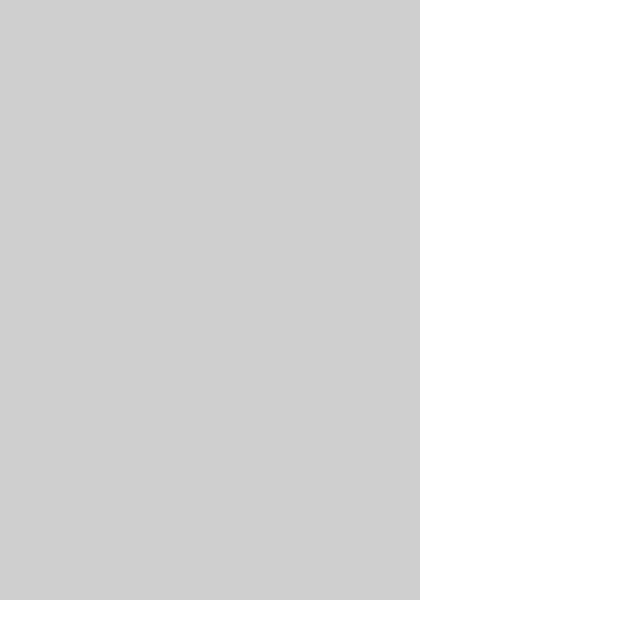
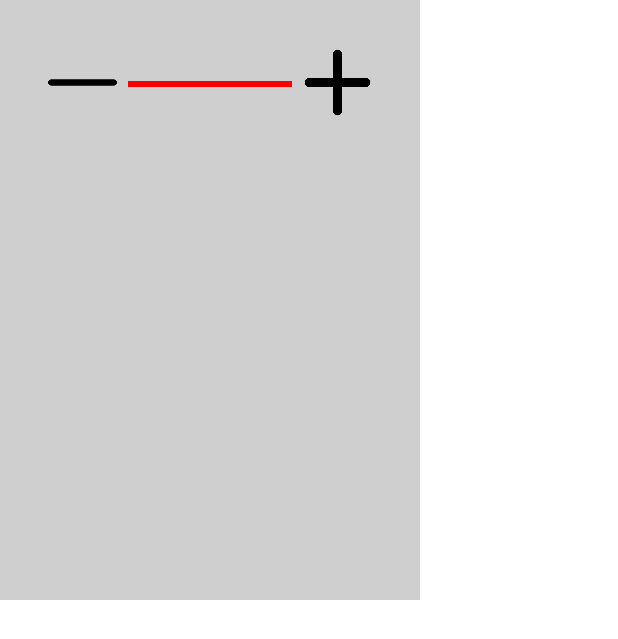
Before and after one commit to lchuang8211/nickWedding, an Android app: the layout layout_popupwindow.xml on its own in the app's theme, with its tools: preview values and no code run, on a phone screen of 412 x 824 dp. Shown: the top 639 px of the screen. Run offline under Robolectric (Android 15) with nearby library versions, the phone set to English and light mode, and no system bars.

Commit message:
新增 背景音樂

```diff
--- a/app/src/main/res/layout/layout_popupwindow.xml
+++ b/app/src/main/res/layout/layout_popupwindow.xml
@@ -7,13 +7,47 @@
         android:layout_height="wrap_content">
 
         <View
-            android:background="#30000000"
             android:layout_width="280dp"
             android:layout_height="400dp"
+            android:background="#30000000"
+            app:layout_constraintBottom_toBottomOf="parent"
+            app:layout_constraintEnd_toEndOf="parent"
             app:layout_constraintStart_toStartOf="parent"
+            app:layout_constraintTop_toTopOf="parent" />
+
+        <ImageView
+            android:id="@+id/smallV"
+            android:layout_width="50dp"
+            android:layout_height="50dp"
+            android:layout_marginStart="30dp"
+            android:layout_marginTop="30dp"
+            android:src="@drawable/decrease"
+            app:layout_constraintStart_toStartOf="parent"
+            app:layout_constraintTop_toTopOf="parent" />
+
+        <ProgressBar
+            style="?android:attr/progressBarStyleHorizontal"
+            android:progress="100"
+            android:id="@+id/progressBar"
+            android:layout_width="0dp"
+            android:layout_height="5dp"
+            android:layout_marginTop="53dp"
+            android:layout_marginStart="85dp"
+            android:layout_marginEnd="85dp"
+            android:progressTint="@color/red"
+            app:layout_constraintTop_toTopOf="parent"
+            app:layout_constraintStart_toStartOf="parent"
+            app:layout_constraintEnd_toEndOf="parent"/>
+
+        <ImageView
+            android:id="@+id/bigV"
+            android:layout_width="50dp"
+            android:layout_height="50dp"
+            android:layout_marginEnd="30dp"
+            android:layout_marginTop="30dp"
+            android:src="@drawable/plus"
             app:layout_constraintEnd_toEndOf="parent"
-            app:layout_constraintTop_toTopOf="parent"
-            app:layout_constraintBottom_toBottomOf="parent"/>
+            app:layout_constraintTop_toTopOf="parent" />
 
     </androidx.constraintlayout.widget.ConstraintLayout>
 
```
Also changed, not shown: app/src/main/java/com/nick/wedding/MerryMeActivity.kt (+59 -13 lines).
